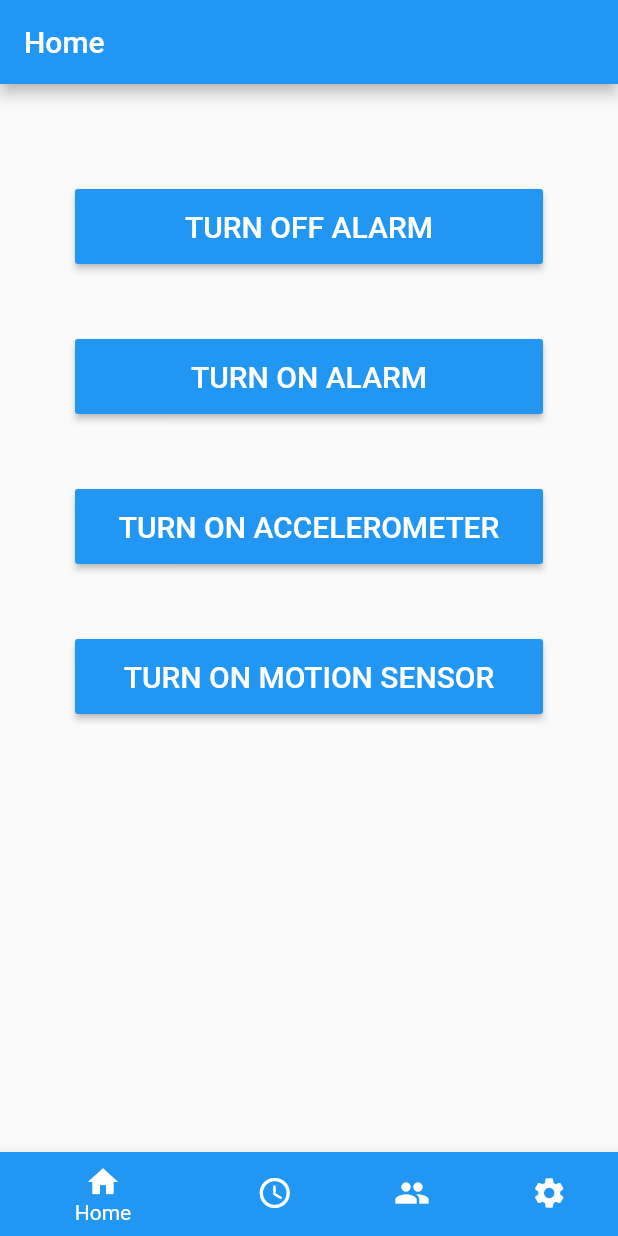
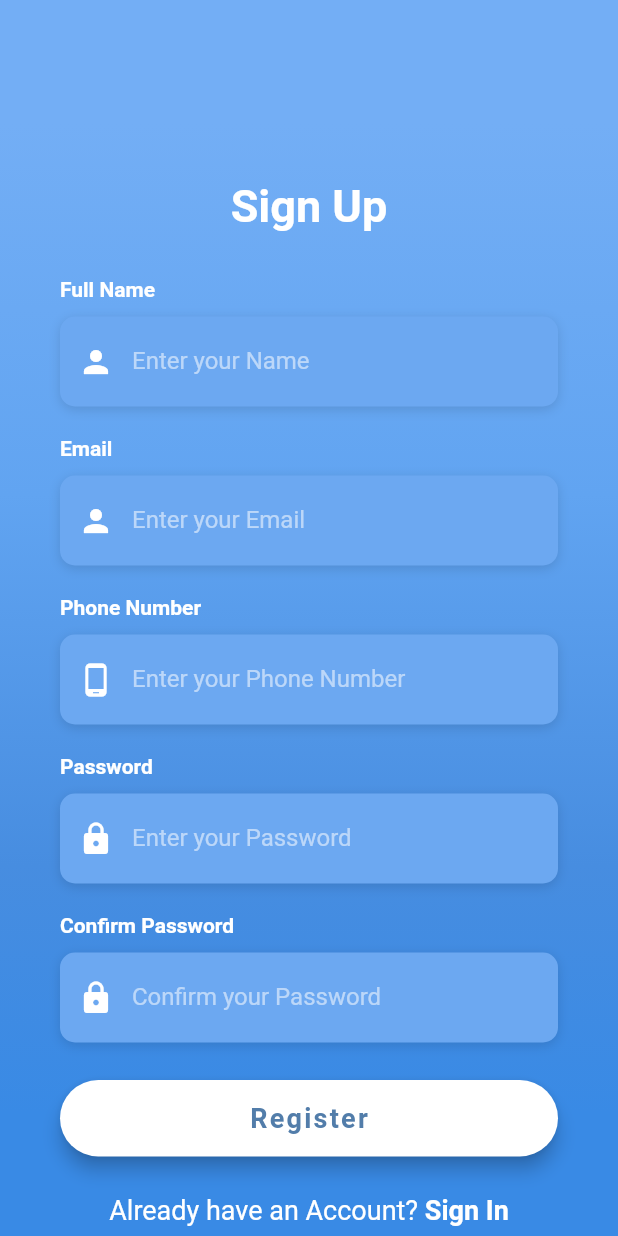
Before and after one commit to Porch-Guard-Capstone-Group/Porch_Guard, a Flutter app: the screen it shows after launch, on a phone screen of 412 x 824 dp. Run offline on Flutter 3.47's test engine with Material 2 defaults, Android fonts, the phone set to English and light mode, and no system bars; Roboto replaces fonts that are missing (OpenSans).

Commit message:
Sign up and Sign In UI completed -Y

```diff
--- a/lib/main.dart
+++ b/lib/main.dart
@@ -1,7 +1,22 @@
 import 'package:flutter/material.dart';
 import 'package:porchguard/view/base/base.dart';
 
-void main() {
+import 'package:porchguard/view/Sign_Up/signup.dart';
+
+void main() => runApp(MyApp());
+
+class MyApp extends StatelessWidget {
+  // This widget is the root of your application.
+  @override
+  Widget build(BuildContext context) {
+    return MaterialApp(
+      title: 'Flutter Login UI',
+      debugShowCheckedModeBanner: false,
+      home: SignupScreen(),
+    );
+  }
+}
+/*void main() {
   runApp(MyApp());
 }
 
@@ -116,4 +131,4 @@ class MyApp extends StatelessWidget {
   //     ), // This trailing comma makes auto-formatting nicer for build methods.
   //   );
   // }
-//}
+//}*/
--- /dev/null
+++ b/lib/view/Sign_Up/signup.dart
@@ -0,0 +1,310 @@
+import 'package:flutter/material.dart';
+import 'package:flutter/services.dart';
+import 'package:porchguard/view/utilities/constants.dart';
+
+class SignupScreen extends StatefulWidget {
+  @override
+  _SignupScreenState createState() => _SignupScreenState();
+}
+class _SignupScreenState extends State<SignupScreen> {
+  bool _rememberMe = false;
+
+  Widget _buildNameTF() {
+    return Column(
+      crossAxisAlignment: CrossAxisAlignment.start,
+      children: <Widget>[
+        Text(
+          'Full Name',
+          style: kLabelStyle,
+        ),
+        SizedBox(height: 10.0),
+        Container(
+          alignment: Alignment.centerLeft,
+          decoration: kBoxDecorationStyle,
+          height: 60.0,
+          child: TextField(
+            keyboardType: TextInputType.emailAddress,
+            style: TextStyle(
+              color: Colors.white,
+              fontFamily: 'OpenSans',
+            ),
+            decoration: InputDecoration(
+              border: InputBorder.none,
+              contentPadding: EdgeInsets.only(top: 14.0),
+              prefixIcon: Icon(
+                Icons.person,
+                color: Colors.white,
+              ),
+              hintText: 'Enter your Name',
+              hintStyle: kHintTextStyle,
+            ),
+          ),
+        ),
+      ],
+    );
+  }
+  Widget _buildEmailTF() {
+    return Column(
+      crossAxisAlignment: CrossAxisAlignment.start,
+      children: <Widget>[
+        Text(
+          'Email',
+          style: kLabelStyle,
+        ),
+        SizedBox(height: 10.0),
+        Container(
+          alignment: Alignment.centerLeft,
+          decoration: kBoxDecorationStyle,
+          height: 60.0,
+          child: TextField(
+            keyboardType: TextInputType.emailAddress,
+            style: TextStyle(
+              color: Colors.white,
+              fontFamily: 'OpenSans',
+            ),
+            decoration: InputDecoration(
+              border: InputBorder.none,
+              contentPadding: EdgeInsets.only(top: 14.0),
+              prefixIcon: Icon(
+                Icons.person,
+                color: Colors.white,
+              ),
+              hintText: 'Enter your Email',
+              hintStyle: kHintTextStyle,
+            ),
+          ),
+        ),
+      ],
+    );
+  }
+
+  Widget _buildPhoneTF() {
+    return Column(
+      crossAxisAlignment: CrossAxisAlignment.start,
+      children: <Widget>[
+        Text(
+          'Phone Number',
+          style: kLabelStyle,
+        ),
+        SizedBox(height: 10.0),
+        Container(
+          alignment: Alignment.centerLeft,
+          decoration: kBoxDecorationStyle,
+          height: 60.0,
+          child: TextField(
+            keyboardType: TextInputType.emailAddress,
+            style: TextStyle(
+              color: Colors.white,
+              fontFamily: 'OpenSans',
+            ),
+            decoration: InputDecoration(
+              border: InputBorder.none,
+              contentPadding: EdgeInsets.only(top: 14.0),
+              prefixIcon: Icon(
+                Icons.phone_android,
+                color: Colors.white,
+              ),
+              hintText: 'Enter your Phone Number',
+              hintStyle: kHintTextStyle,
+            ),
+          ),
+        ),
+      ],
+    );
+  }
+
+  Widget _buildPasswordTF() {
+    return Column(
+      crossAxisAlignment: CrossAxisAlignment.start,
+      children: <Widget>[
+        Text(
+          'Password',
+          style: kLabelStyle,
+        ),
+        SizedBox(height: 10.0),
+        Container(
+          alignment: Alignment.centerLeft,
+          decoration: kBoxDecorationStyle,
+          height: 60.0,
+          child: TextField(
+            obscureText: true,
+            style: TextStyle(
+              color: Colors.white,
+              fontFamily: 'OpenSans',
+            ),
+            decoration: InputDecoration(
+              border: InputBorder.none,
+              contentPadding: EdgeInsets.only(top: 14.0),
+              prefixIcon: Icon(
+                Icons.lock,
+                color: Colors.white,
+              ),
+              hintText: 'Enter your Password',
+              hintStyle: kHintTextStyle,
+            ),
+          ),
+        ),
+      ],
+    );
+  }
+
+  Widget _buildConfirmPasswordTF() {
+    return Column(
+      crossAxisAlignment: CrossAxisAlignment.start,
+      children: <Widget>[
+        Text(
+          'Confirm Password',
+          style: kLabelStyle,
+        ),
+        SizedBox(height: 10.0),
+        Container(
+          alignment: Alignment.centerLeft,
+          decoration: kBoxDecorationStyle,
+          height: 60.0,
+          child: TextField(
+            obscureText: true,
+            style: TextStyle(
+              color: Colors.white,
+              fontFamily: 'OpenSans',
+            ),
+            decoration: InputDecoration(
+              border: InputBorder.none,
+              contentPadding: EdgeInsets.only(top: 14.0),
+              prefixIcon: Icon(
+                Icons.lock,
+                color: Colors.white,
+              ),
+              hintText: 'Confirm your Password',
+              hintStyle: kHintTextStyle,
+            ),
+          ),
+        ),
+      ],
+    );
+  }
+
+  Widget _buildRegisterBtn() {
+    return Container(
+      padding: EdgeInsets.symmetric(vertical: 25.0),
+      width: double.infinity,
+      child: RaisedButton(
+        elevation: 5.0,
+        onPressed: () => print('Register Button Pressed'),
+        padding: EdgeInsets.all(15.0),
+        shape: RoundedRectangleBorder(
+          borderRadius: BorderRadius.circular(30.0),
+        ),
+        color: Colors.white,
+        child: Text(
+          'Register',
+          style: TextStyle(
+            color: Color(0xFF527DAA),
+            letterSpacing: 1.5,
+            fontSize: 18.0,
+            fontWeight: FontWeight.bold,
+            fontFamily: 'OpenSans',
+          ),
+        ),
+      ),
+    );
+  }
+
+  Widget _buildSignInBtn() {
+    return GestureDetector(
+      onTap: () => print('Sign In Button Pressed'),
+      child: RichText(
+        text: TextSpan(
+          children: [
+            TextSpan(
+              text: 'Already have an Account? ',
+              style: TextStyle(
+                color: Colors.white,
+                fontSize: 18.0,
+                fontWeight: FontWeight.w400,
+              ),
+            ),
+            TextSpan(
+              text: 'Sign In',
+              style: TextStyle(
+                color: Colors.white,
+                fontSize: 18.0,
+                fontWeight: FontWeight.bold,
+              ),
+            ),
+          ],
+        ),
+      ),
+    );
+  }
+
+  @override
+  Widget build(BuildContext context) {
+    return Scaffold(
+      body: AnnotatedRegion<SystemUiOverlayStyle>(
+        value: SystemUiOverlayStyle.light,
+        child: GestureDetector(
+          onTap: () => FocusScope.of(context).unfocus(),
+          child: Stack(
+            children: <Widget>[
+              Container(
+                height: double.infinity,
+                width: double.infinity,
+                decoration: BoxDecoration(
+                  gradient: LinearGradient(
+                    begin: Alignment.topCenter,
+                    end: Alignment.bottomCenter,
+                    colors: [
+                      Color(0xFF73AEF5),
+                      Color(0xFF61A4F1),
+                      Color(0xFF478DE0),
+                      Color(0xFF398AE5),
+                    ],
+                    stops: [0.1, 0.4, 0.7, 0.9],
+                  ),
+                ),
+              ),
+              Container(
+                height: double.infinity,
+                child: SingleChildScrollView(
+                  physics: AlwaysScrollableScrollPhysics(),
+                  padding: EdgeInsets.symmetric(
+                    horizontal: 40.0,
+                    vertical: 120.0,
+                  ),
+                  child: Column(
+                    mainAxisAlignment: MainAxisAlignment.center,
+                    children: <Widget>[
+                      Text(
+                        'Sign Up',
+                        style: TextStyle(
+                          color: Colors.white,
+                          fontFamily: 'OpenSans',
+                          fontSize: 30.0,
+                          fontWeight: FontWeight.bold,
+                        ),
+                      ),
+                      SizedBox(height: 30.0),
+                      _buildNameTF(),
+                      SizedBox(height: 20.0),
+                      _buildEmailTF(),
+                      SizedBox(height: 20.0),
+                      _buildPhoneTF(),
+                      SizedBox(
+                        height: 20.0,
+                      ),
+                      _buildPasswordTF(),
+                      SizedBox(height: 20.0),
+                      _buildConfirmPasswordTF(),
+                      _buildRegisterBtn(),
+                      _buildSignInBtn(),
+                    ],
+                  ),
+                ),
+              )
+            ],
+          ),
+        ),
+      ),
+    );
+  }
+}
--- /dev/null
+++ b/lib/view/utilities/constants.dart
@@ -0,0 +1,24 @@
+import 'package:flutter/material.dart';
+
+final kHintTextStyle = TextStyle(
+  color: Colors.white54,
+  fontFamily: 'OpenSans',
+);
+
+final kLabelStyle = TextStyle(
+  color: Colors.white,
+  fontWeight: FontWeight.bold,
+  fontFamily: 'OpenSans',
+);
+
+final kBoxDecorationStyle = BoxDecoration(
+  color: Color(0xFF6CA8F1),
+  borderRadius: BorderRadius.circular(10.0),
+  boxShadow: [
+    BoxShadow(
+      color: Colors.black12,
+      blurRadius: 6.0,
+      offset: Offset(0, 2),
+    ),
+  ],
+);
--- a/pubspec.yaml
+++ b/pubspec.yaml
@@ -40,6 +40,7 @@ dev_dependencies:
 flutter:
   assets:
     - assets/packages/
+    - assets/logos/
 
   # The following line ensures that the Material Icons font is
   # included with your application, so that you can use the icons in
```
Also changed, not shown: lib/view/Sign_In/signin.dart (added, +312 -0 lines), assets/logos/facebook.jpg (added), assets/logos/google.jpg (added), pubspec.lock.
